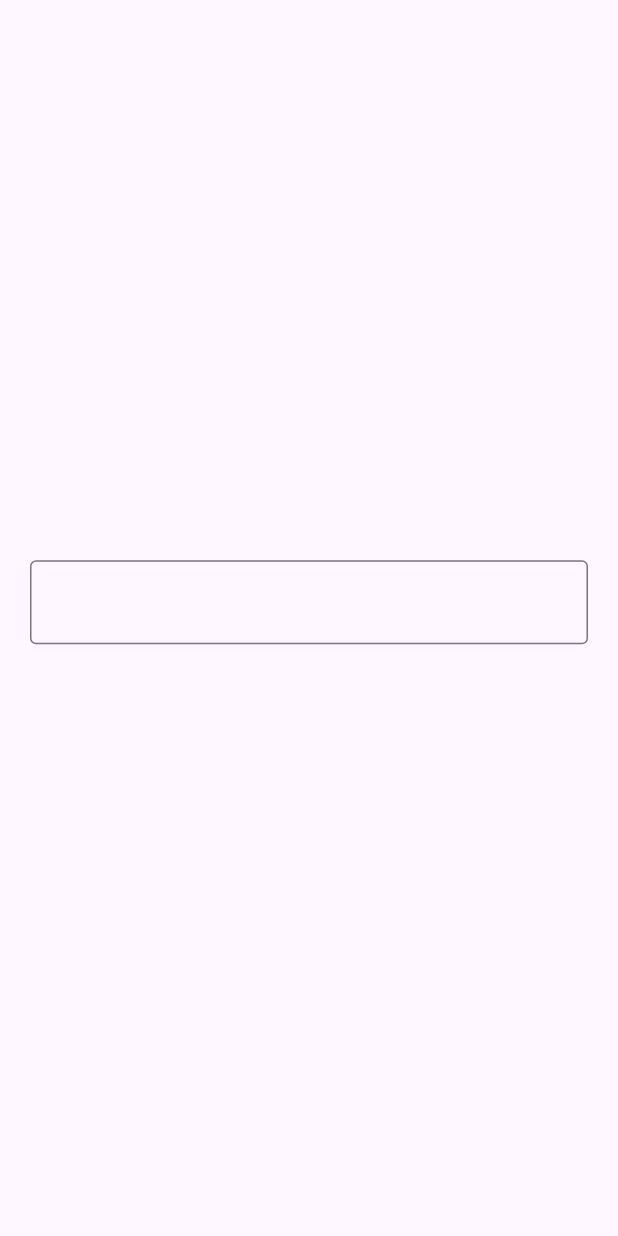
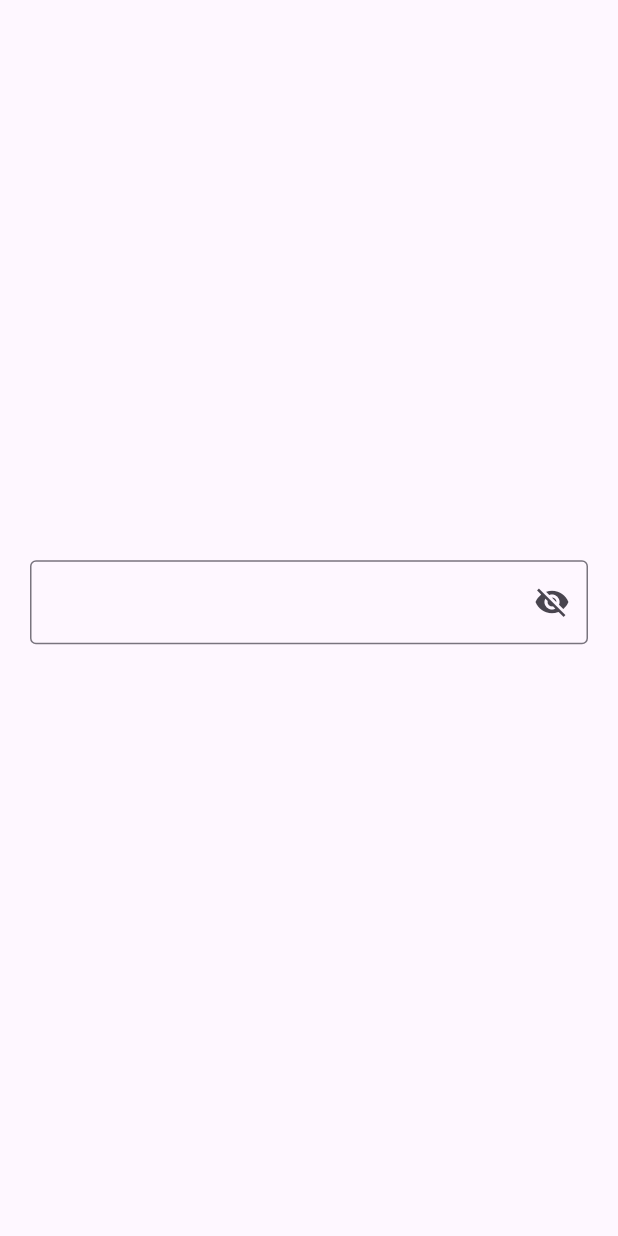
Before and after one commit to 1Shibam/Learning-Riverpod-State-management, a Flutter app: the screen it shows after launch, on a phone screen of 412 x 824 dp. Run offline on Flutter 3.47's test engine with Material 3 defaults, Android fonts, the phone set to English and light mode, and no system bars; our stand-ins replace flutter_riverpod, smooth_page_indicator.

Commit message:
update the UI part

```diff
--- a/lib/again/search_screen.dart
+++ b/lib/again/search_screen.dart
@@ -9,28 +9,39 @@ class SearchScreen extends StatelessWidget {
 
   @override
   Widget build(BuildContext context) {
-    print('i am uselessly rebuilding');
     return SafeArea(
       child: Scaffold(
         body: Center(
           child: Consumer(
             builder: (context, ref, child) {
               final search = ref.watch(searchProvider);
-              print('only i should be rebuild');
               return Column(
                 mainAxisAlignment: MainAxisAlignment.center,
                 children: [
                   Padding(
                     padding: const EdgeInsets.all(20.0),
                     child: TextField(
+                      obscureText: search.isVisible!, // Ensure default value if null
                       onChanged: (value) {
                         ref.read(searchProvider.notifier).search(value);
                       },
                       onSubmitted: (value) {
                         showCustomDialog(context, value);
                       },
-                      decoration:
-                          const InputDecoration(border: OutlineInputBorder()),
+                      decoration: InputDecoration(
+                        border: const OutlineInputBorder(),
+                        suffixIcon: IconButton(
+                          onPressed: () {
+                            // Toggle visibility when icon is pressed
+                            ref.read(searchProvider.notifier).toggleVisibility();
+                          },
+                          icon: Icon(
+                            search.isVisible == true
+                                ? Icons.visibility_off
+                                : Icons.visibility,
+                          ),
+                        ),
+                      ),
                     ),
                   ),
                   Text(search.paragraph),
@@ -48,13 +59,13 @@ class SearchScreen extends StatelessWidget {
 void showCustomDialog(BuildContext context, String text) {
   showDialog(
     barrierDismissible: false,
-
     context: context,
     builder: (BuildContext context) {
       return AlertDialog(
-
         actions: [
-          TextButton(onPressed: ()=> Navigator.of(context).pop(), child: const Text('Okay'))
+          TextButton(
+              onPressed: () => Navigator.of(context).pop(),
+              child: const Text('Okay'))
         ],
         alignment: Alignment.center,
         title: const Text('Your final data'),
```
